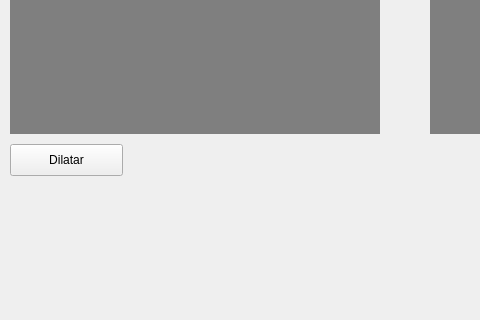
egjimenezg/ImageAnalysis, file Segmentacion/mainwindow.ui: the form before one commit; both pictures show x 0 to 480 and y 112 to 432 of the 814 by 536 pixel window.
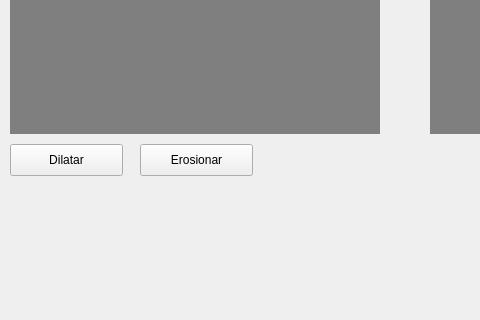
The form after the commit.

Commit message: coding #6 adding new button

What changed in the file:
```diff
--- a/Segmentacion/mainwindow.ui
+++ b/Segmentacion/mainwindow.ui
@@ -75,6 +75,19 @@
      <string/>
     </property>
    </widget>
+   <widget class="QPushButton" name="erode">
+    <property name="geometry">
+     <rect>
+      <x>140</x>
+      <y>220</y>
+      <width>113</width>
+      <height>32</height>
+     </rect>
+    </property>
+    <property name="text">
+     <string>Erosionar</string>
+    </property>
+   </widget>
   </widget>
   <widget class="QMenuBar" name="menuBar">
    <property name="geometry">
```
